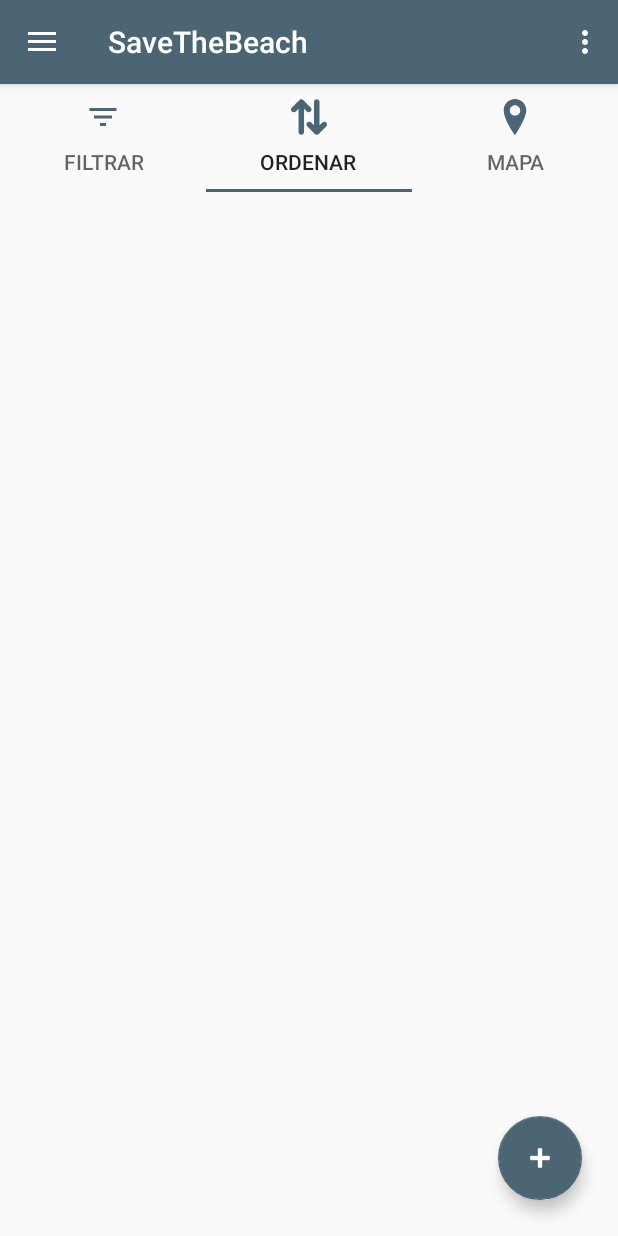
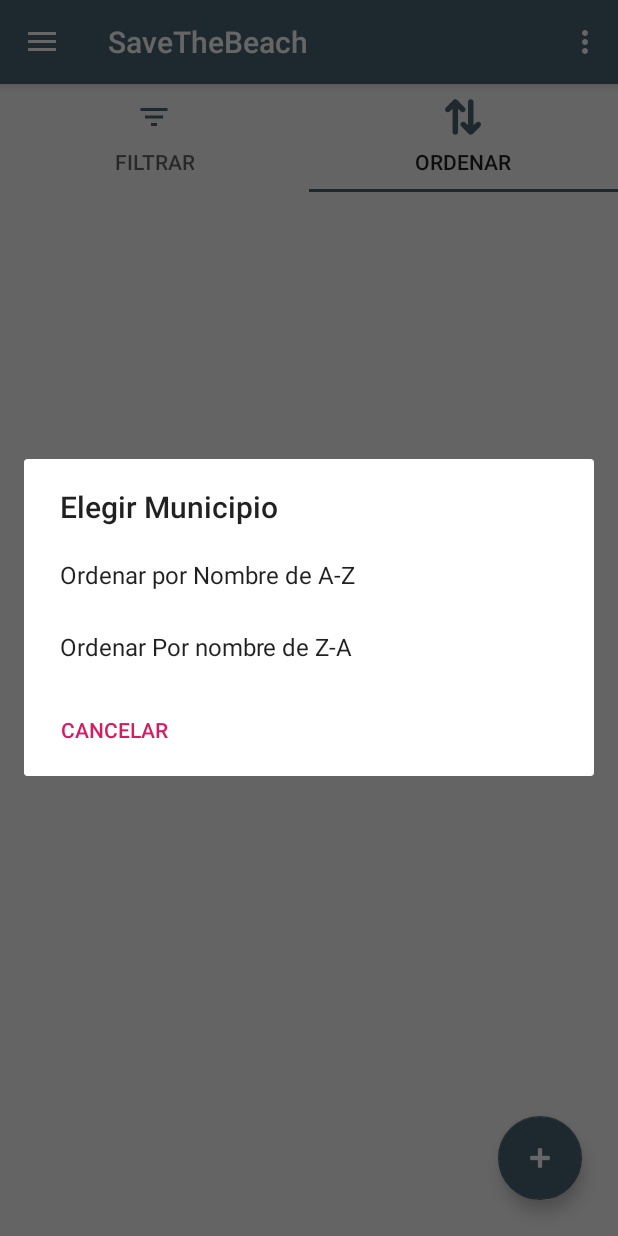
Before and after one commit to raulordas/savebeach, an Android app: the Alertas_Activity screen opened directly, with no data from a screen before it, tab 2 chosen, on a phone screen of 412 x 824 dp. Run offline under Robolectric (Android 15) with nearby library versions, the phone set to English and light mode, and no system bars; our stand-ins replace Firebase (no records; nobody signed in at launch, a user with empty details on screens opened directly); pictures from the network do not load.

Commit message:
Opcion ordenar de las alertas funcionando.

```diff
--- a/app/src/main/java/uem/dam/sharethebeach/sharethebeach/activities/Alertas_Activity.java
+++ b/app/src/main/java/uem/dam/sharethebeach/sharethebeach/activities/Alertas_Activity.java
@@ -1,14 +1,18 @@
 package uem.dam.sharethebeach.sharethebeach.activities;
 
+import android.app.AlertDialog;
+import android.content.DialogInterface;
 import android.content.Intent;
 import android.support.annotation.NonNull;
 import android.support.annotation.Nullable;
 import android.support.design.widget.FloatingActionButton;
+import android.support.design.widget.TabLayout;
 import android.support.v7.app.AppCompatActivity;
 import android.os.Bundle;
 import android.support.v7.widget.DefaultItemAnimator;
 import android.support.v7.widget.LinearLayoutManager;
 import android.support.v7.widget.RecyclerView;
+import android.util.Log;
 import android.view.View;
 import android.widget.Button;
 
@@ -36,6 +40,7 @@ public class Alertas_Activity extends Base_Activity {
     LinearLayoutManager miLayoutManager;
     ArrayList<Alerta> lista = new ArrayList<>();
     FloatingActionButton boton;
+    private TabLayout alertsTabs;
 
     @Override
     protected void onCreate(Bundle savedInstanceState) {
@@ -89,6 +94,35 @@ public class Alertas_Activity extends Base_Activity {
             }
         });
 
+         alertsTabs = findViewById(R.id.alertasTabs);
+         alertsTabs.addOnTabSelectedListener(new TabLayout.OnTabSelectedListener() {
+            @Override
+            public void onTabSelected(TabLayout.Tab tab) {
+                Log.e("TAB", tab.getText().toString());
+
+                if (tab.getText().equals(getString(R.string.tab_filtrar))) {
+
+                } else if(tab.getText().equals(getString(R.string.tab_ordenar))) {
+                    verDialogOrdenar();
+                }
+            }
+
+             @Override
+             public void onTabUnselected(TabLayout.Tab tab) {
+
+             }
+
+             @Override
+             public void onTabReselected(TabLayout.Tab tab) {
+
+                 if (tab.getText().equals(getString(R.string.tab_filtrar))) {
+
+                 } else if(tab.getText().equals(getString(R.string.tab_ordenar))) {
+                     verDialogOrdenar();
+                 }
+             }
+         });
+
 
         addChildEvent();
     }
@@ -139,26 +173,29 @@ public class Alertas_Activity extends Base_Activity {
         return true;
     }
 
-    public void creacio_Alerta_Pruebas(){
+    public void verDialogOrdenar() {
+        final CharSequence[] lista = {"Ordenar por Nombre de A-Z", "Ordenar Por nombre de Z-A"};
 
+        AlertDialog.Builder builder = new AlertDialog.Builder(this);
+        builder.setTitle(getString(R.string.ELEGIR_MUNICIPIO));
 
-        ArrayList<String> lista = new ArrayList<>();
-        lista.add("USU1");
-        lista.add("USU2");
-        lista.add("USU3");
-        lista.add("USU4");
+        builder.setItems(lista, new DialogInterface.OnClickListener() {
+            @Override
+            public void onClick(DialogInterface dialogInterface, int i) {
+                if ( i == 0) {
+                    adaptador.ordenarAZ();
+                } else {
+                    adaptador.ordenarZA();
+                }
+            }
+        });
 
-        String key = dbR.push().getKey();
-
-
-
-        //Alerta alert = new Alerta(key,"id usuario","descripcion","titulo",
-               // "id_playas","25/05/2015","09:00AM",lista);
-
-
-       // dbR.child(key).setValue(alert);
-
-
+        builder.setNeutralButton(getString(R.string.DIALOG_CANCEL), new DialogInterface.OnClickListener() {
+            @Override
+            public void onClick(DialogInterface dialogInterface, int i) {
+                dialogInterface.cancel();
+            }
+        }).create().show();
     }
 
 }
--- a/app/src/main/res/layout/activity_alertas_.xml
+++ b/app/src/main/res/layout/activity_alertas_.xml
@@ -22,7 +22,7 @@
         app:backgroundTint="@color/colorPrimary" />
 
     <android.support.design.widget.TabLayout
-        android:id="@+id/usersTabs"
+        android:id="@+id/alertasTabs"
         android:layout_width="match_parent"
         android:layout_height="wrap_content"
         android:scaleX="1"
@@ -43,18 +43,13 @@
             android:icon="@drawable/ic_up_and_down_opposite_double_arrows_side_by_side"
             android:text="@string/tab_ordenar" />
 
-        <android.support.design.widget.TabItem
-            android:layout_width="wrap_content"
-            android:layout_height="wrap_content"
-            android:icon="@drawable/ic_location_pin"
-            android:text="@string/tab_mapa" />
     </android.support.design.widget.TabLayout>
 
     <android.support.v7.widget.RecyclerView
         android:id="@+id/recyclerViewAlertas"
         android:layout_width="match_parent"
         android:layout_height="500dp"
-        android:layout_below="@+id/usersTabs" />
+        android:layout_below="@+id/alertasTabs" />
 
     <ProgressBar
         android:id="@+id/progressLoadBeach"
```
Also changed, not shown: app/src/main/java/uem/dam/sharethebeach/sharethebeach/adapters/AdapterAlertas.java (+20 -0 lines).
